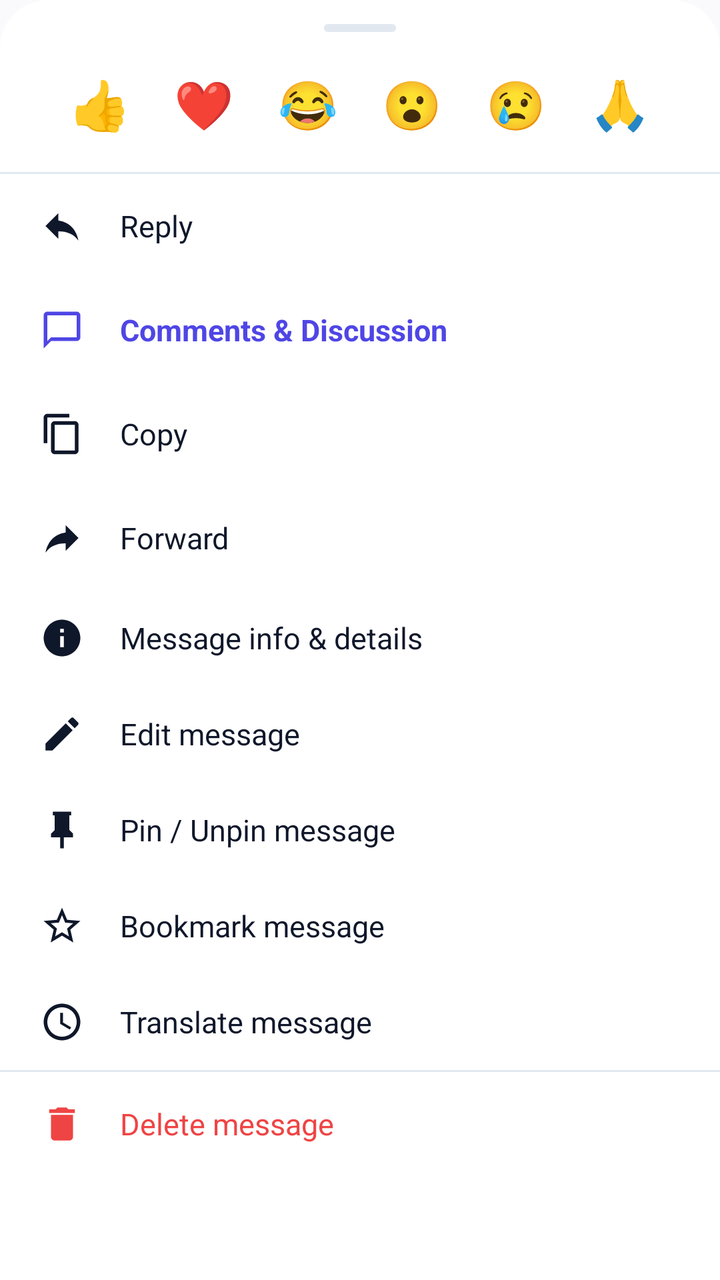
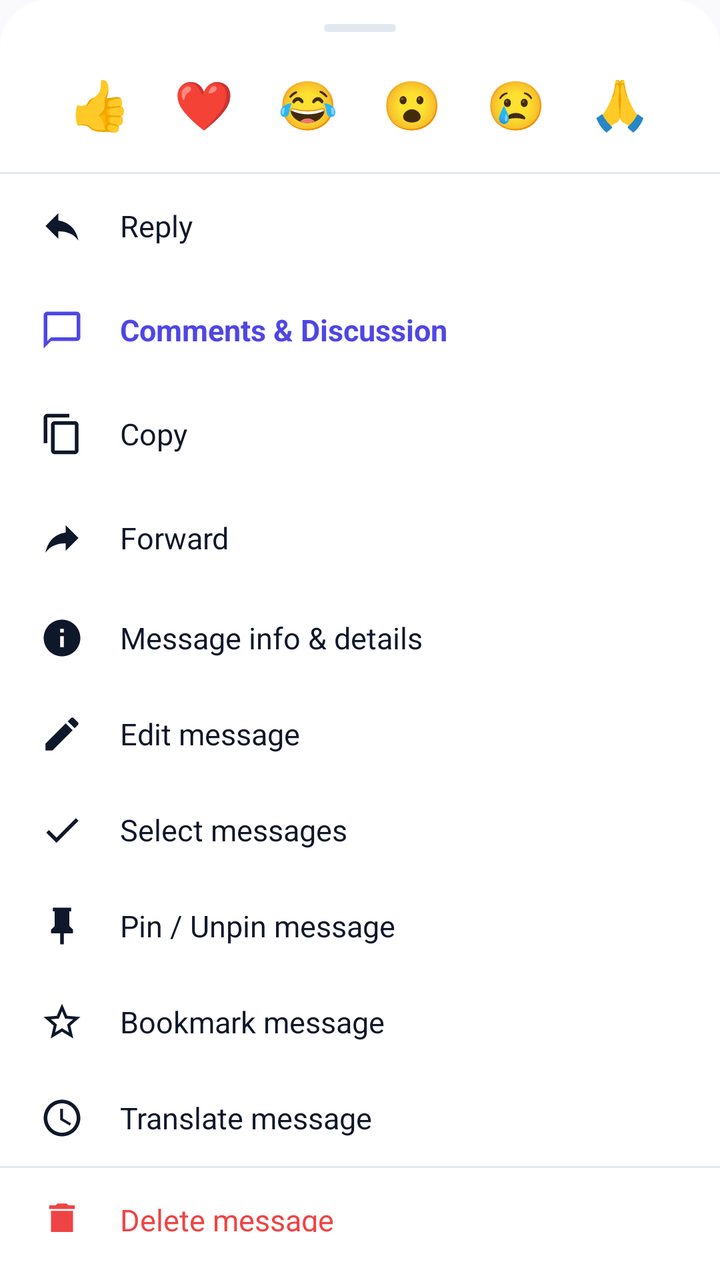

Before-and-after screenshots of an Android layout around one commit, followed by the original layout XML and the change that was made.
<!-- AndroidManifest.xml: application theme Theme.VEIL -->
<!-- res/layout/bottom_sheet_message_actions.xml -->
<?xml version="1.0" encoding="utf-8"?>
<LinearLayout xmlns:android="http://schemas.android.com/apk/res/android"
    xmlns:app="http://schemas.android.com/apk/res-auto"
    android:layout_width="match_parent"
    android:layout_height="wrap_content"
    android:orientation="vertical"
    android:background="@drawable/bottom_sheet_background"
    android:paddingTop="12dp"
    android:paddingBottom="24dp">

    
    <View
        android:layout_width="36dp"
        android:layout_height="4dp"
        android:background="@drawable/bg_persona_drag_handle"
        android:layout_gravity="center_horizontal"
        android:layout_marginBottom="14dp" />

    
    <LinearLayout
        android:id="@+id/reactionsStrip"
        android:layout_width="match_parent"
        android:layout_height="wrap_content"
        android:orientation="horizontal"
        android:gravity="center"
        android:paddingStart="16dp"
        android:paddingEnd="16dp"
        android:paddingBottom="12dp">

        <TextView
            android:id="@+id/reactionThumbsUp"
            android:layout_width="44dp"
            android:layout_height="44dp"
            android:gravity="center"
            android:text="👍"
            android:textSize="24sp"
            android:background="?attr/selectableItemBackgroundBorderless" />

        <TextView
            android:id="@+id/reactionHeart"
            android:layout_width="44dp"
            android:layout_height="44dp"
            android:gravity="center"
            android:text="❤️"
            android:textSize="24sp"
            android:layout_marginStart="8dp"
            android:background="?attr/selectableItemBackgroundBorderless" />

        <TextView
            android:id="@+id/reactionLaugh"
            android:layout_width="44dp"
            android:layout_height="44dp"
            android:gravity="center"
            android:text="😂"
            android:textSize="24sp"
            android:layout_marginStart="8dp"
            android:background="?attr/selectableItemBackgroundBorderless" />

        <TextView
            android:id="@+id/reactionWow"
            android:layout_width="44dp"
            android:layout_height="44dp"
            android:gravity="center"
            android:text="😮"
            android:textSize="24sp"
            android:layout_marginStart="8dp"
            android:background="?attr/selectableItemBackgroundBorderless" />

        <TextView
            android:id="@+id/reactionSad"
            android:layout_width="44dp"
            android:layout_height="44dp"
            android:gravity="center"
            android:text="😢"
            android:textSize="24sp"
            android:layout_marginStart="8dp"
            android:background="?attr/selectableItemBackgroundBorderless" />

        <TextView
            android:id="@+id/reactionPray"
            android:layout_width="44dp"
            android:layout_height="44dp"
            android:gravity="center"
            android:text="🙏"
            android:textSize="24sp"
            android:layout_marginStart="8dp"
            android:background="?attr/selectableItemBackgroundBorderless" />

    </LinearLayout>

    <View
        android:layout_width="match_parent"
        android:layout_height="1dp"
        android:background="@color/colorOutline" />

    
    <LinearLayout
        android:id="@+id/actionReply"
        android:layout_width="match_parent"
        android:layout_height="52dp"
        android:orientation="horizontal"
        android:gravity="center_vertical"
        android:paddingStart="20dp"
        android:paddingEnd="20dp"
        android:background="?attr/selectableItemBackground"
        android:clickable="true"
        android:focusable="true">

        <ImageView
            android:layout_width="22dp"
            android:layout_height="22dp"
            android:src="@drawable/ic_reply"
            app:tint="@color/textPrimary" />

        <TextView
            android:layout_width="wrap_content"
            android:layout_height="wrap_content"
            android:layout_marginStart="18dp"
            android:text="Reply"
            android:textColor="@color/textPrimary"
            android:textSize="15sp" />

    </LinearLayout>

    
    <LinearLayout
        android:id="@+id/actionComments"
        android:layout_width="match_parent"
        android:layout_height="52dp"
        android:orientation="horizontal"
        android:gravity="center_vertical"
        android:paddingStart="20dp"
        android:paddingEnd="20dp"
        android:background="?attr/selectableItemBackground"
        android:clickable="true"
        android:focusable="true">

        <ImageView
            android:layout_width="22dp"
            android:layout_height="22dp"
            android:src="@drawable/ic_chat"
            app:tint="@color/colorPrimary" />

        <TextView
            android:layout_width="wrap_content"
            android:layout_height="wrap_content"
            android:layout_marginStart="18dp"
            android:text="Comments &amp; Discussion"
            android:textColor="@color/colorPrimary"
            android:textSize="15sp"
            android:textStyle="bold" />

    </LinearLayout>

    
    <LinearLayout
        android:id="@+id/actionCopy"
        android:layout_width="match_parent"
        android:layout_height="52dp"
        android:orientation="horizontal"
        android:gravity="center_vertical"
        android:paddingStart="20dp"
        android:paddingEnd="20dp"
        android:background="?attr/selectableItemBackground"
        android:clickable="true"
        android:focusable="true">

        <ImageView
            android:layout_width="22dp"
            android:layout_height="22dp"
            android:src="@drawable/ic_copy"
            app:tint="@color/textPrimary" />

        <TextView
            android:layout_width="wrap_content"
            android:layout_height="wrap_content"
            android:layout_marginStart="18dp"
            android:text="Copy"
            android:textColor="@color/textPrimary"
            android:textSize="15sp" />

    </LinearLayout>

    
    <LinearLayout
        android:id="@+id/actionForward"
        android:layout_width="match_parent"
        android:layout_height="52dp"
        android:orientation="horizontal"
        android:gravity="center_vertical"
        android:paddingStart="20dp"
        android:paddingEnd="20dp"
        android:background="?attr/selectableItemBackground"
        android:clickable="true"
        android:focusable="true">

        <ImageView
            android:layout_width="22dp"
            android:layout_height="22dp"
            android:src="@drawable/ic_forward"
            app:tint="@color/textPrimary" />

        <TextView
            android:layout_width="wrap_content"
            android:layout_height="wrap_content"
            android:layout_marginStart="18dp"
            android:text="Forward"
            android:textColor="@color/textPrimary"
            android:textSize="15sp" />

    </LinearLayout>

    
    <LinearLayout
        android:id="@+id/actionInfo"
        android:layout_width="match_parent"
        android:layout_height="48dp"
        android:orientation="horizontal"
        android:gravity="center_vertical"
        android:paddingStart="20dp"
        android:paddingEnd="20dp"
        android:background="?attr/selectableItemBackground"
        android:clickable="true"
        android:focusable="true">

        <ImageView
            android:layout_width="22dp"
            android:layout_height="22dp"
            android:src="@drawable/ic_info"
            app:tint="@color/textPrimary" />

        <TextView
            android:layout_width="wrap_content"
            android:layout_height="wrap_content"
            android:layout_marginStart="18dp"
            android:text="Message info &amp; details"
            android:textColor="@color/textPrimary"
            android:textSize="15sp" />

    </LinearLayout>

    
    <LinearLayout
        android:id="@+id/actionEdit"
        android:layout_width="match_parent"
        android:layout_height="48dp"
        android:orientation="horizontal"
        android:gravity="center_vertical"
        android:paddingStart="20dp"
        android:paddingEnd="20dp"
        android:background="?attr/selectableItemBackground"
        android:clickable="true"
        android:focusable="true">

        <ImageView
            android:layout_width="22dp"
            android:layout_height="22dp"
            android:src="@drawable/ic_edit"
            app:tint="@color/textPrimary" />

        <TextView
            android:layout_width="wrap_content"
            android:layout_height="wrap_content"
            android:layout_marginStart="18dp"
            android:text="Edit message"
            android:textColor="@color/textPrimary"
            android:textSize="15sp" />

    </LinearLayout>

    
    <LinearLayout
        android:id="@+id/actionPin"
        android:layout_width="match_parent"
        android:layout_height="48dp"
        android:orientation="horizontal"
        android:gravity="center_vertical"
        android:paddingStart="20dp"
        android:paddingEnd="20dp"
        android:background="?attr/selectableItemBackground"
        android:clickable="true"
        android:focusable="true">

        <ImageView
            android:layout_width="22dp"
            android:layout_height="22dp"
            android:src="@drawable/ic_chat_pin"
            app:tint="@color/textPrimary" />

        <TextView
            android:layout_width="wrap_content"
            android:layout_height="wrap_content"
            android:layout_marginStart="18dp"
            android:text="Pin / Unpin message"
            android:textColor="@color/textPrimary"
            android:textSize="15sp" />

    </LinearLayout>

    
    <LinearLayout
        android:id="@+id/actionFavoriteMedia"
        android:layout_width="match_parent"
        android:layout_height="48dp"
        android:orientation="horizontal"
        android:gravity="center_vertical"
        android:paddingStart="20dp"
        android:paddingEnd="20dp"
        android:background="?attr/selectableItemBackground"
        android:clickable="true"
        android:focusable="true"
        android:visibility="gone">

        <ImageView
            android:id="@+id/ivFavoriteMediaIcon"
            android:layout_width="22dp"
            android:layout_height="22dp"
            android:src="@drawable/ic_star"
            app:tint="@color/textPrimary" />

        <TextView
            android:id="@+id/tvFavoriteMediaTitle"
            android:layout_width="wrap_content"
            android:layout_height="wrap_content"
            android:layout_marginStart="18dp"
            android:text="Add to Favorites"
            android:textColor="@color/textPrimary"
            android:textSize="15sp" />

    </LinearLayout>

    
    <LinearLayout
        android:id="@+id/actionBookmark"
        android:layout_width="match_parent"
        android:layout_height="48dp"
        android:orientation="horizontal"
        android:gravity="center_vertical"
        android:paddingStart="20dp"
        android:paddingEnd="20dp"
        android:background="?attr/selectableItemBackground"
        android:clickable="true"
        android:focusable="true">

        <ImageView
            android:id="@+id/ivBookmarkIcon"
            android:layout_width="22dp"
            android:layout_height="22dp"
            android:src="@drawable/ic_star_outline"
            app:tint="@color/textPrimary" />

        <TextView
            android:id="@+id/tvBookmarkTitle"
            android:layout_width="wrap_content"
            android:layout_height="wrap_content"
            android:layout_marginStart="18dp"
            android:text="Bookmark message"
            android:textColor="@color/textPrimary"
            android:textSize="15sp" />

    </LinearLayout>

    
    <LinearLayout
        android:id="@+id/actionTranslate"
        android:layout_width="match_parent"
        android:layout_height="48dp"
        android:orientation="horizontal"
        android:gravity="center_vertical"
        android:paddingStart="20dp"
        android:paddingEnd="20dp"
        android:background="?attr/selectableItemBackground"
        android:clickable="true"
        android:focusable="true">

        <ImageView
            android:id="@+id/ivTranslateIcon"
            android:layout_width="22dp"
            android:layout_height="22dp"
            android:src="@drawable/ic_language"
            app:tint="@color/textPrimary" />

        <TextView
            android:id="@+id/tvTranslateTitle"
            android:layout_width="wrap_content"
            android:layout_height="wrap_content"
            android:layout_marginStart="18dp"
            android:text="Translate message"
            android:textColor="@color/textPrimary"
            android:textSize="15sp" />

    </LinearLayout>

    <View
        android:layout_width="match_parent"
        android:layout_height="1dp"
        android:background="@color/colorOutline" />

    
    <LinearLayout
        android:id="@+id/actionDelete"
        android:layout_width="match_parent"
        android:layout_height="52dp"
        android:orientation="horizontal"
        android:gravity="center_vertical"
        android:paddingStart="20dp"
        android:paddingEnd="20dp"
        android:background="?attr/selectableItemBackground"
        android:clickable="true"
        android:focusable="true">

        <ImageView
            android:layout_width="22dp"
            android:layout_height="22dp"
            android:src="@drawable/ic_delete"
            app:tint="@color/colorError" />

        <TextView
            android:layout_width="wrap_content"
            android:layout_height="wrap_content"
            android:layout_marginStart="18dp"
            android:text="Delete message"
            android:textColor="@color/colorError"
            android:textSize="15sp" />

    </LinearLayout>

</LinearLayout>
<!-- resources referenced by this layout -->
<resources>
  <color name="colorError">#EF4444</color>
  <color name="colorOutline">#E2E8F0</color>
  <color name="colorPrimary">#4F46E5</color>
  <color name="textPrimary">#0F172A</color>
  <!-- drawable bg_persona_drag_handle (drawable) -->
  <?xml version="1.0" encoding="utf-8"?>
  <shape xmlns:android="http://schemas.android.com/apk/res/android"
      android:shape="rectangle">
      <solid android:color="@color/colorOutline" />
      <corners android:radius="2dp" />
  </shape>
  <!-- drawable bottom_sheet_background (drawable) -->
  <?xml version="1.0" encoding="utf-8"?>
  <shape xmlns:android="http://schemas.android.com/apk/res/android">
      <solid android:color="@color/colorSurface" />
      <corners
          android:topLeftRadius="24dp"
          android:topRightRadius="24dp" />
  </shape>
  <!-- drawable ic_forward (drawable) -->
  <vector xmlns:android="http://schemas.android.com/apk/res/android"
      android:width="24dp"
      android:height="24dp"
      android:viewportWidth="24"
      android:viewportHeight="24">
    <path
        android:fillColor="@android:color/white"
        android:pathData="M14,9v-4l7,7 -7,7v-4.1c-5,0 -8.5,1.6 -11,5.1 1,-5 4,-10 11,-11z"/>
  </vector>
  <!-- drawable ic_reply (drawable) -->
  <vector xmlns:android="http://schemas.android.com/apk/res/android"
      android:width="24dp"
      android:height="24dp"
      android:viewportWidth="24"
      android:viewportHeight="24">
    <path
        android:fillColor="@android:color/white"
        android:pathData="M10,9V5l-7,7 7,7v-4.1c5,0 8.5,1.6 11,5.1 -1,-5 -4,-10 -11,-11z"/>
  </vector>
  <!-- drawable ic_star (drawable) -->
  <vector xmlns:android="http://schemas.android.com/apk/res/android"
      android:width="24dp"
      android:height="24dp"
      android:viewportWidth="24"
      android:viewportHeight="24">
    <path
        android:fillColor="#FFB800"
        android:pathData="M12,17.27L18.18,21l-1.64,-7.03L22,9.24l-7.19,-0.61L12,2 9.19,8.63 2,9.24l5.46,4.73L5.82,21z"/>
  </vector>
  <style name="Theme.VEIL" parent="Base.Theme.VEIL" />
  <color name="colorSurface">#FFFFFF</color>
  <color name="text_primary">#0F172A</color>
  <color name="colorOnPrimary">#FFFFFF</color>
  <color name="colorPrimaryContainer">#EEF2FF</color>
  <color name="colorOnPrimaryContainer">#3730A3</color>
  <color name="colorSecondary">#0D9488</color>
  <color name="colorOnSecondary">#FFFFFF</color>
  <color name="colorSecondaryContainer">#EEF2FF</color>
  <color name="colorOnSecondaryContainer">#3730A3</color>
  <color name="colorTertiary">#06B6D4</color>
  <color name="colorOnTertiary">#FFFFFF</color>
  <color name="colorTertiaryContainer">#ECFEFF</color>
  <color name="colorOnTertiaryContainer">#155E75</color>
  <color name="colorOnSurface">#0F172A</color>
  <color name="colorSurfaceVariant">#F1F5F9</color>
  <color name="colorOnSurfaceVariant">#475569</color>
  <color name="colorSurfaceDim">#E2E8F0</color>
  <color name="colorSurfaceBright">#FFFFFF</color>
  <color name="colorSurfaceContainerLowest">#FFFFFF</color>
  <color name="colorSurfaceContainerLow">#F8FAFC</color>
  <color name="colorSurfaceContainer">#F1F5F9</color>
  <color name="colorSurfaceContainerHigh">#E2E8F0</color>
  <color name="colorSurfaceContainerHighest">#CBD5E1</color>
  <color name="colorBackground">#FAFAFC</color>
  <style name="ModernBottomSheetStyle" parent="Widget.Material3.BottomSheet">
          <item name="android:background">@android:color/transparent</item>
      </style>
  <!-- unchanged entries left out for length: 10 -->
</resources>

<!-- the commit's change to res/layout/bottom_sheet_message_actions.xml (unified diff, before → after) -->
@@ -259,10 +259,48 @@
             app:tint="@color/textPrimary" />
 
         <TextView
-            android:layout_width="wrap_content"
-            android:layout_height="wrap_content"
+            android:layout_width="0dp"
+            android:layout_height="wrap_content"
+            android:layout_weight="1"
             android:layout_marginStart="18dp"
             android:text="Edit message"
+            android:textColor="@color/textPrimary"
+            android:textSize="15sp" />
+
+        <TextView
+            android:id="@+id/tvEditRemainingBadge"
+            android:layout_width="wrap_content"
+            android:layout_height="wrap_content"
+            android:textColor="@color/textSecondary"
+            android:textSize="12sp"
+            android:visibility="gone" />
+
+    </LinearLayout>
+
+    
+    <LinearLayout
+        android:id="@+id/actionSelectMessages"
+        android:layout_width="match_parent"
+        android:layout_height="48dp"
+        android:orientation="horizontal"
+        android:gravity="center_vertical"
+        android:paddingStart="20dp"
+        android:paddingEnd="20dp"
+        android:background="?attr/selectableItemBackground"
+        android:clickable="true"
+        android:focusable="true">
+
+        <ImageView
+            android:layout_width="22dp"
+            android:layout_height="22dp"
+            android:src="@drawable/ic_check"
+            app:tint="@color/textPrimary" />
+
+        <TextView
+            android:layout_width="wrap_content"
+            android:layout_height="wrap_content"
+            android:layout_marginStart="18dp"
+            android:text="Select messages"
             android:textColor="@color/textPrimary"
             android:textSize="15sp" />
 
<!-- resource entries referenced after the edit -->
@@ -4,6 +4,7 @@
   <color name="colorOutline">#E2E8F0</color>
   <color name="colorPrimary">#4F46E5</color>
   <color name="textPrimary">#0F172A</color>
+  <color name="textSecondary">#64748B</color>
   <!-- drawable bg_persona_drag_handle (drawable) -->
   <?xml version="1.0" encoding="utf-8"?>
   <shape xmlns:android="http://schemas.android.com/apk/res/android"
@@ -19,6 +20,16 @@
           android:topLeftRadius="24dp"
           android:topRightRadius="24dp" />
   </shape>
+  <!-- drawable ic_check (drawable) -->
+  <vector xmlns:android="http://schemas.android.com/apk/res/android"
+      android:width="24dp"
+      android:height="24dp"
+      android:viewportWidth="24"
+      android:viewportHeight="24">
+    <path
+        android:fillColor="#FF000000"
+        android:pathData="M9,16.17L4.83,12l-1.42,1.41L9,19 21,7l-1.41,-1.41z"/>
+  </vector>
   <!-- drawable ic_forward (drawable) -->
   <vector xmlns:android="http://schemas.android.com/apk/res/android"
       android:width="24dp"
